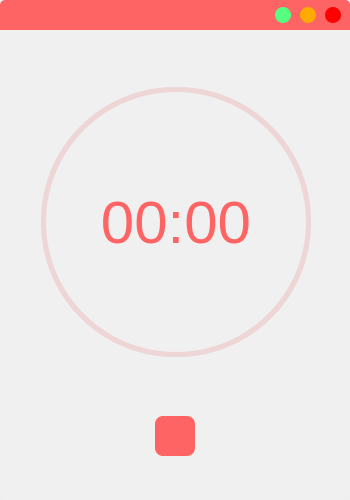
Qt form PomordorUI/src/Timer/Timer.ui (kiseop91/Pomordor) before a commit.
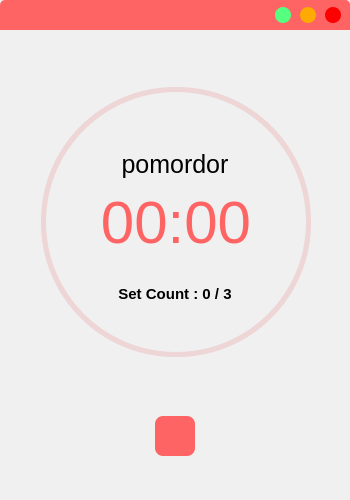
The same form after that commit. Icons and pictures are not drawn. Custom widgets are drawn as their Qt base class.

What changed in the file:
```diff
--- a/PomordorUI/src/Timer/Timer.ui
+++ b/PomordorUI/src/Timer/Timer.ui
@@ -393,8 +393,67 @@
 }</string>
          </property>
         </widget>
+        <widget class="QLabel" name="RunningStateLabel">
+         <property name="geometry">
+          <rect>
+           <x>0</x>
+           <y>110</y>
+           <width>332</width>
+           <height>30</height>
+          </rect>
+         </property>
+         <property name="minimumSize">
+          <size>
+           <width>332</width>
+           <height>30</height>
+          </size>
+         </property>
+         <property name="styleSheet">
+          <string notr="true">QLabel{
+	font-size : 25px;
+	background-color : none;
+}</string>
+         </property>
+         <property name="text">
+          <string>pomordor</string>
+         </property>
+         <property name="alignment">
+          <set>Qt::AlignCenter</set>
+         </property>
+        </widget>
+        <widget class="QLabel" name="SetCountLabel">
+         <property name="geometry">
+          <rect>
+           <x>0</x>
+           <y>240</y>
+           <width>332</width>
+           <height>30</height>
+          </rect>
+         </property>
+         <property name="minimumSize">
+          <size>
+           <width>332</width>
+           <height>30</height>
+          </size>
+         </property>
+         <property name="styleSheet">
+          <string notr="true">QLabel{
+	font-size : 15px;
+  font-weight : 500;
+	background-color : none;
+}</string>
+         </property>
+         <property name="text">
+          <string>Set Count : 0 / 3</string>
+         </property>
+         <property name="alignment">
+          <set>Qt::AlignCenter</set>
+         </property>
+        </widget>
         <zorder>Progress_Back</zorder>
         <zorder>Progress_Front</zorder>
+        <zorder>RunningStateLabel</zorder>
+        <zorder>SetCountLabel</zorder>
        </widget>
       </item>
       <item>
```
